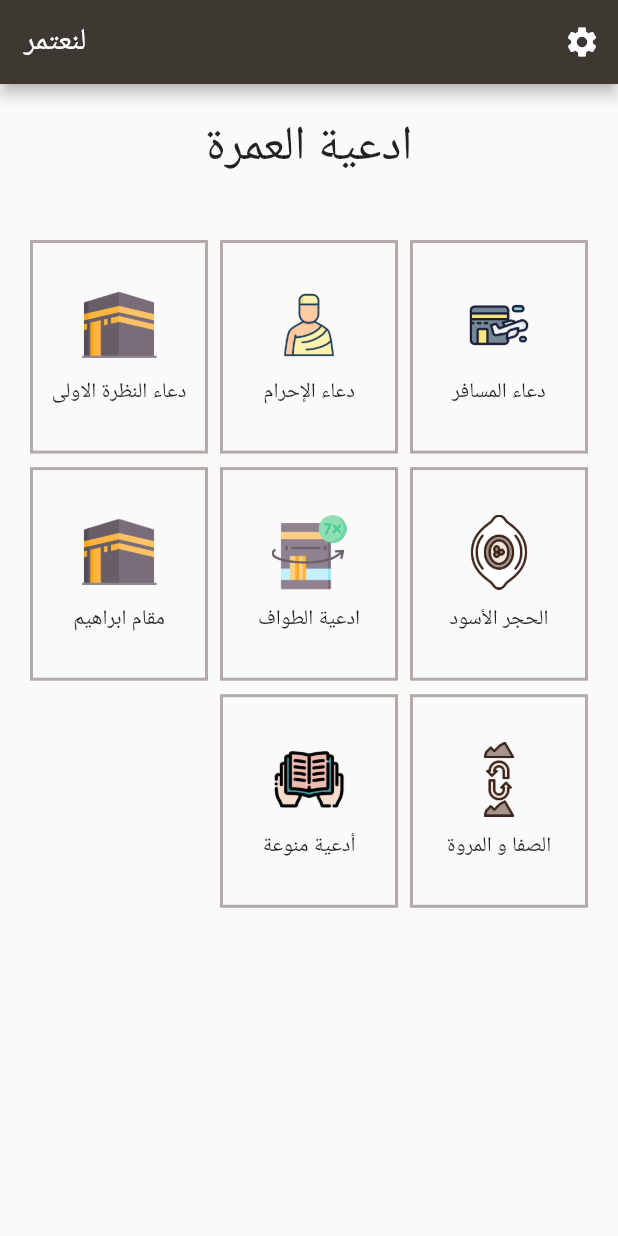
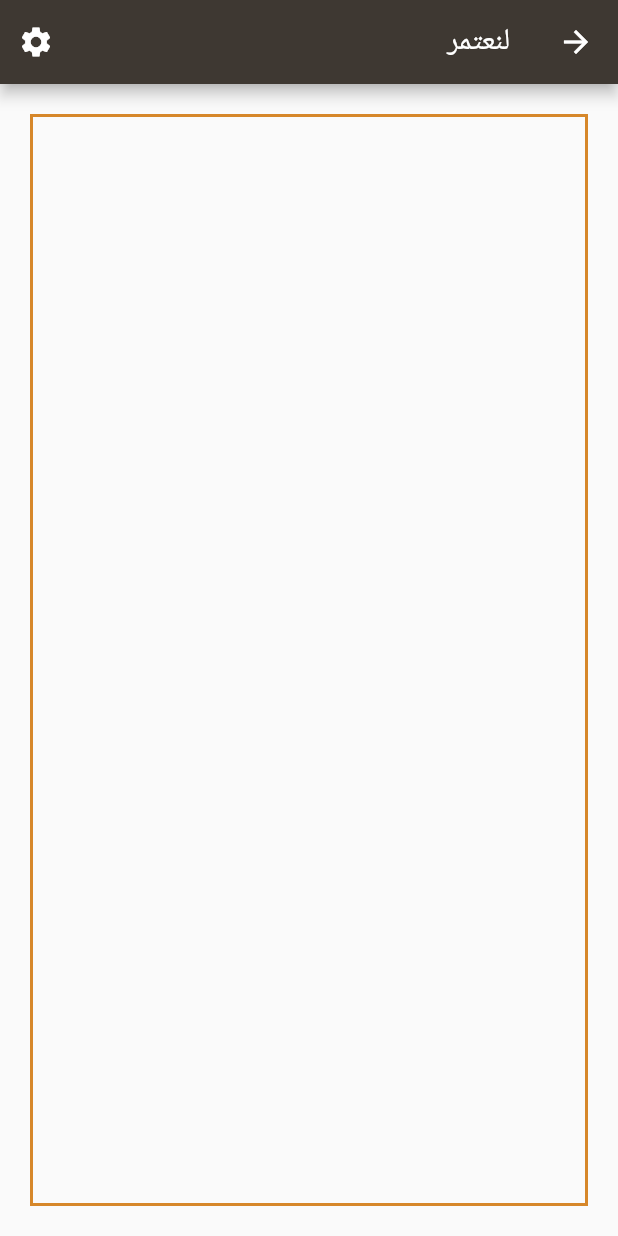
Before and after one commit to imen-bouabdallah/Umrah, a Flutter app: the screen it shows after launch, after a tap on "دعاء المسافر", on a phone screen of 412 x 824 dp. Run offline on Flutter 3.47's test engine with Material 2 defaults, Android fonts, the phone set to English and light mode, and no system bars.

Commit message:
second screen added

```diff
--- /dev/null
+++ b/umrah/lib/Duaa_text.dart
@@ -0,0 +1,53 @@
+import 'package:flutter/cupertino.dart';
+import 'package:flutter/material.dart';
+import 'package:umrah/MyColors.dart';
+
+class DuaaOutline extends StatelessWidget {
+  const DuaaOutline({Key? key}) : super(key: key);
+  @override
+  Widget build(BuildContext context) {
+    return Directionality(
+      textDirection: TextDirection.rtl,
+      child:  Scaffold(
+      appBar: AppBar(
+        title: const Text(
+          'لنعتمر',
+        ),
+
+        backgroundColor: mainColor,
+        actions: <Widget>[
+          IconButton(
+            onPressed: () => {},
+            icon: const Icon(Icons.settings),
+          )
+        ],
+      ),
+      body:  Container(
+        decoration: BoxDecoration(
+          border: Border.all(
+            color: textBorder,
+            width: 2.0
+          )
+        ),
+        margin: EdgeInsets.all(20),
+
+        //child: ,
+      ),
+    ),
+    );
+  }
+}
+/// const DuaaText()
+class DuaaText extends StatefulWidget {
+  const DuaaText({Key? key}) : super(key: key);
+
+  @override
+  State<DuaaText> createState() => _DuaaTextState();
+}
+
+class _DuaaTextState extends State<DuaaText> {
+  @override
+  Widget build(BuildContext context) {
+    return const Placeholder();
+  }
+}
--- a/umrah/lib/MyColors.dart
+++ b/umrah/lib/MyColors.dart
@@ -2,6 +2,7 @@ import 'package:flutter/material.dart';
 
 
 Color mainColor = const Color(0xff3E3832);
+Color backgdColor = const Color(0xffffffff);
 Color buttonsColor = const Color(0xff5B5249);
 Color borderColor = const Color(0xffB3ABA8);
 Color textColor = const Color(0xff000000);
--- a/umrah/lib/main.dart
+++ b/umrah/lib/main.dart
@@ -1,4 +1,5 @@
 import 'package:flutter/material.dart';
+import 'package:umrah/Duaa_text.dart';
 import 'package:umrah/MyColors.dart';
 
 
@@ -17,19 +18,46 @@ class MyApp extends StatelessWidget {
 
       title: 'لنعتمر',
 
-      home: const MyHomePage(title: 'لنعتمر'),
-
       theme: ThemeData(
         primarySwatch: buildMaterialColor(mainColor), //app Bar color
+        appBarTheme: AppBarTheme(
+          color: mainColor,
+          iconTheme: IconThemeData(
+            color: Colors.white,
+          ),
+        )
       ),
+
+      home: Directionality(
+        textDirection: TextDirection.rtl,
+        child:  Scaffold(
+        backgroundColor: backgdColor ,
+        appBar: AppBar(
+          title:  const Text(
+            'لنعتمر',
+            style: TextStyle(
+              color: Colors.white,
+            ),
+          ),
+          backgroundColor: mainColor,
+          actions: <Widget>[
+            IconButton(
+              onPressed: () => {},
+              icon: const Icon(Icons.settings),
+            )
+          ],
+        ),
+
+        body:  MyHomePage(),
+      ),
+    ),
+
     );
   }
 }
 
 class MyHomePage extends StatefulWidget {
-  const MyHomePage({super.key, required this.title});
 
-  final String title;
 
   @override
   State<MyHomePage> createState() => _MyHomePageState();
@@ -37,58 +65,13 @@ class MyHomePage extends StatefulWidget {
 
 class _MyHomePageState extends State<MyHomePage> {
 
-  Widget itemCard(String title, String icon){ //TODO add tap function to each card
-    return InkWell( ///to make it clickable
-      onTap: () =>{}, ///handle the clics
-      child: Container(
-        // padding: const EdgeInsets.all(20), ///since it's in a grid view it'll do the job
-        decoration: BoxDecoration(
-          border: Border.all(
-            color: borderColor,
-            width: 2.0,
-          ),
-        ),
-        child: Column(
-          mainAxisAlignment: MainAxisAlignment.center,
-          children: [
-            Image.asset(
-                icon,
-              height: 50,
 
-            ),
-            const SizedBox(
-              height: 10,
-            ),
-            Text(
-                title,
-              style: TextStyle(
-
-              ),
-              textAlign: TextAlign.center,
-            ),
-          ],
-        ),
-      ),
-    );
-  }
 
   @override
   Widget build(BuildContext context) {
 
 
-    return Scaffold(
-      appBar: AppBar(
-
-        title: Text(widget.title),
-
-        actions: <Widget>[
-          IconButton(
-              onPressed: () => {},
-              icon: Icon(Icons.settings),
-          )
-        ],
-      ),
-      body: Column(
+    return Column(
         mainAxisAlignment: MainAxisAlignment.center,
         children: [
           ///So that the rest won't be too close to the app bar
@@ -138,6 +121,42 @@ class _MyHomePageState extends State<MyHomePage> {
             ),
           ),
         ],
+    );
+  }
+
+  Widget itemCard(String title, String icon){ //TODO add tap function to each card
+    return InkWell( ///to make it clickable
+      onTap: () =>{
+        Navigator.push(context, MaterialPageRoute(builder: (context) => const DuaaOutline()) ),
+      }, ///handle the clics
+      child: Container(
+        // padding: const EdgeInsets.all(20), ///since it's in a grid view it'll do the job
+        decoration: BoxDecoration(
+          border: Border.all(
+            color: borderColor,
+            width: 2.0,
+          ),
+        ),
+        child: Column(
+          mainAxisAlignment: MainAxisAlignment.center,
+          children: [
+            Image.asset(
+              icon,
+              height: 50,
+
+            ),
+            const SizedBox(
+              height: 10,
+            ),
+            Text(
+              title,
+              style: const TextStyle(
+                fontSize: 18,
+              ),
+              textAlign: TextAlign.center,
+            ),
+          ],
+        ),
       ),
     );
   }
```
